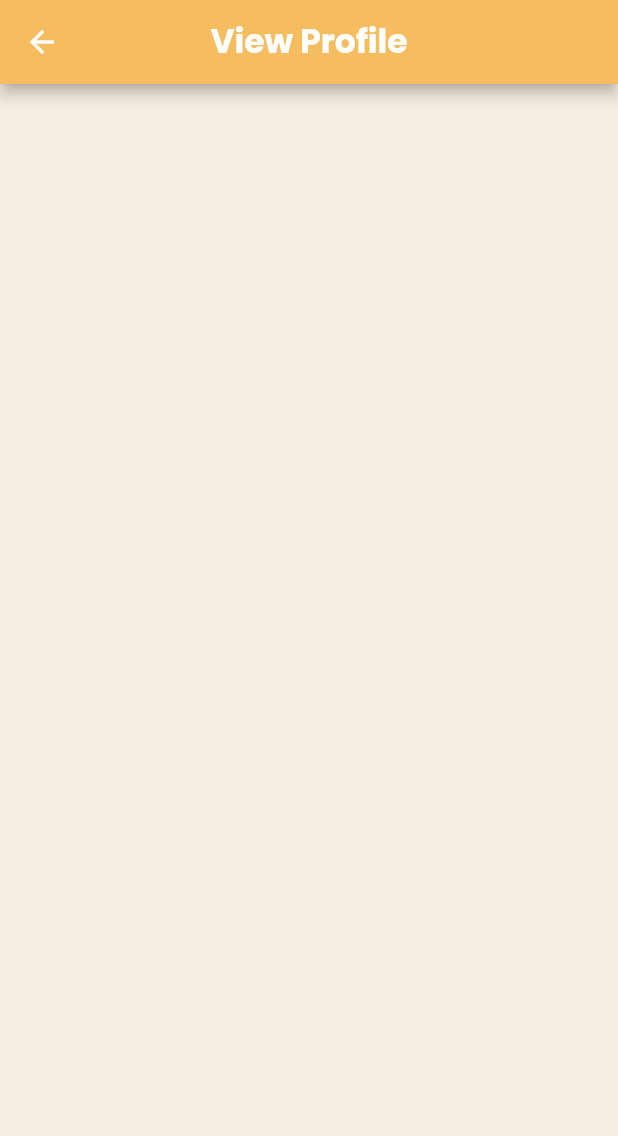
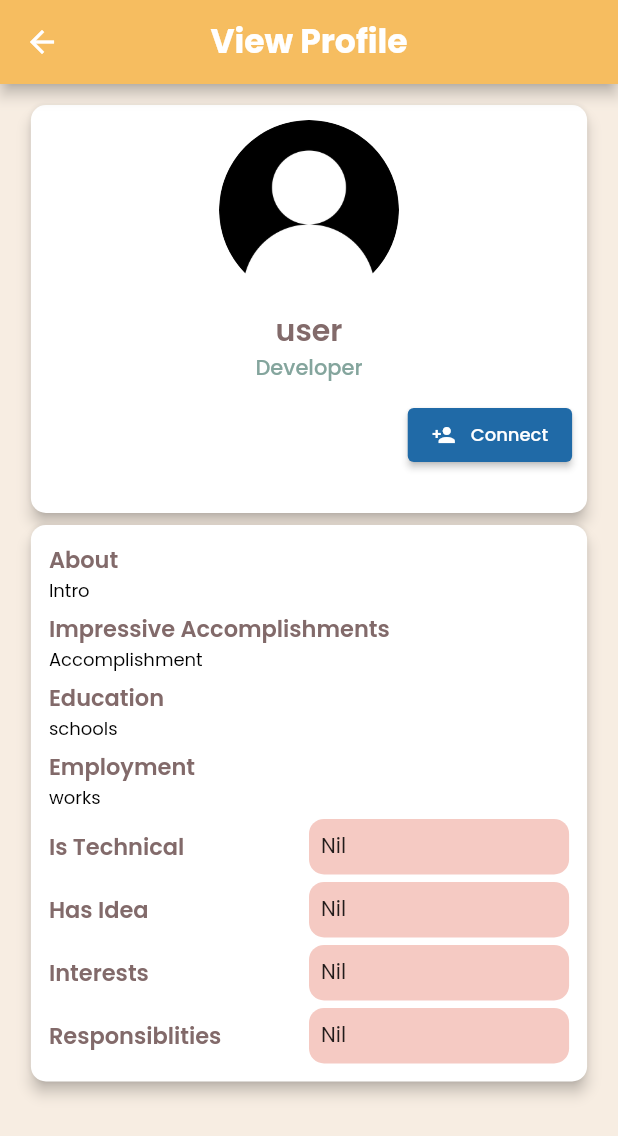
Before and after one commit to IrshadSTX/foundr-mobile-application, a Flutter app: the ViewProfileScreen screen opened directly, on a phone screen of 412 x 824 dp. Shown: the top 1136 px of the screen. Run offline on Flutter 3.47's test engine with Material 2 defaults, Android fonts, the phone set to English and light mode, and no system bars; our stand-ins replace cached_network_image, dio, flutter_html, flutter_secure_storage, fluttertoast, google_fonts and 5 more; missing offline and left inert: circle_bottom_navigation_bar, dart:ffi, razorpay_flutter; accounts and stored records are empty; network calls fail.

Commit message:
view profile desing

```diff
--- a/lib/core/constants.dart
+++ b/lib/core/constants.dart
@@ -59,6 +59,15 @@ Widget textMiniHeading(String text) {
   );
 }
 
+Widget textMiniHeading2(String text) {
+  return TextStyleWidget(
+    title: text,
+    thick: FontWeight.w600,
+    textcolor: kBrown,
+    fontsize: 15,
+  );
+}
+
 Widget textParagraph(String text) {
   return TextStyleWidget(
     title: text,
--- a/lib/views/main_screens/first_screen/view_profile_screen.dart
+++ b/lib/views/main_screens/first_screen/view_profile_screen.dart
@@ -1,18 +1,22 @@
 import 'package:flutter/material.dart';
-import 'package:flutter/src/widgets/framework.dart';
-import 'package:flutter/src/widgets/placeholder.dart';
+
+import 'package:foundr_project/controllers/provider/matching_profile/matching_profile_provider.dart';
 import 'package:foundr_project/core/colors.dart';
+import 'package:foundr_project/core/constants.dart';
 import 'package:foundr_project/core/widgets/textstyle.dart';
+
+import 'package:provider/provider.dart';
 
 class ViewProfileScreen extends StatelessWidget {
   const ViewProfileScreen({super.key});
 
   @override
   Widget build(BuildContext context) {
+    final size = MediaQuery.of(context).size;
     return Scaffold(
       appBar: AppBar(
         centerTitle: true,
-        title: TextStyleWidget(
+        title: const TextStyleWidget(
             title: 'View Profile',
             thick: FontWeight.bold,
             textcolor: Colors.white,
@@ -22,10 +26,133 @@ class ViewProfileScreen extends StatelessWidget {
       backgroundColor: kCream,
       body: SingleChildScrollView(
         physics: const BouncingScrollPhysics(),
-        child: Column(
-          children: [],
-        ),
+        child:
+            Consumer<MatchingProfileProvider>(builder: (context, data, child) {
+          return Column(
+            children: [
+              kHeight10,
+              Align(
+                alignment: Alignment.center,
+                child: Card(
+                  elevation: 4,
+                  shape: RoundedRectangleBorder(
+                      borderRadius: BorderRadius.circular(10)),
+                  child: SizedBox(
+                      width: size.width * .90,
+                      height: size.height * .33,
+                      child: Padding(
+                        padding: const EdgeInsets.all(10.0),
+                        child: Column(
+                          children: [
+                            const CircleAvatar(
+                              radius: 60,
+                              backgroundColor: Colors.transparent,
+                              backgroundImage:
+                                  AssetImage("assets/images/user.png"),
+                            ),
+                            kHeight5,
+                            TextStyleWidget(
+                              title: 'user',
+                              thick: FontWeight.w600,
+                              textcolor: kBrown,
+                              fontsize: 20,
+                            ),
+                            const TextStyleWidget(
+                              title: 'Developer',
+                              thick: FontWeight.w500,
+                              textcolor: kGreen,
+                              fontsize: 14,
+                            ),
+                            kHeight10,
+                            Row(
+                              mainAxisAlignment: MainAxisAlignment.end,
+                              children: [
+                                ElevatedButton(
+                                  style: const ButtonStyle(
+                                      backgroundColor: MaterialStatePropertyAll(
+                                          Color.fromARGB(255, 32, 106, 167))),
+                                  onPressed: () {},
+                                  child: Row(
+                                    children: [
+                                      const Icon(
+                                        Icons.person_add,
+                                        size: 16,
+                                      ),
+                                      kWidth10,
+                                      const Text(
+                                        'Connect',
+                                        style: TextStyle(fontSize: 12),
+                                      )
+                                    ],
+                                  ),
+                                )
+                              ],
+                            )
+                          ],
+                        ),
+                      )),
+                ),
+              ),
+              Card(
+                elevation: 4,
+                shape: RoundedRectangleBorder(
+                    borderRadius: BorderRadius.circular(10)),
+                child: SizedBox(
+                    width: size.width * .90,
+                    child: Padding(
+                      padding: const EdgeInsets.all(12.0),
+                      child: Column(
+                        crossAxisAlignment: CrossAxisAlignment.start,
+                        children: [
+                          textMiniHeading2('About'),
+                          textParagraphBlack('Intro'),
+                          kHeight5,
+                          textMiniHeading2('Impressive Accomplishments'),
+                          textParagraphBlack('Accomplishment'),
+                          kHeight5,
+                          textMiniHeading2('Education'),
+                          textParagraphBlack('schools'),
+                          kHeight5,
+                          textMiniHeading2('Employment'),
+                          textParagraphBlack('works'),
+                          kHeight5,
+                          rowBottomSheetAnswers('Is Technical', 'Nil'),
+                          kHeight5,
+                          rowBottomSheetAnswers('Has Idea', 'Nil'),
+                          kHeight5,
+                          rowBottomSheetAnswers('Interests', 'Nil'),
+                          kHeight5,
+                          rowBottomSheetAnswers('Responsiblities', 'Nil'),
+                        ],
+                      ),
+                    )),
+              ),
+            ],
+          );
+        }),
       ),
     );
   }
+
+  Row rowBottomSheetAnswers(String left, String right) {
+    return Row(
+      children: [
+        Expanded(
+          flex: 2,
+          child: textMiniHeading2(left),
+        ),
+        Expanded(
+          flex: 2,
+          child: Container(
+            decoration: BoxDecoration(
+                color: kRoseCream, borderRadius: BorderRadius.circular(10)),
+            child: Padding(
+              padding: const EdgeInsets.all(8.0),
+              child: Text(right),
+            ),
+          ),
+        )
+      ],
+    );
+  }
 }
```
Also changed, not shown: assets/images/user.png.
